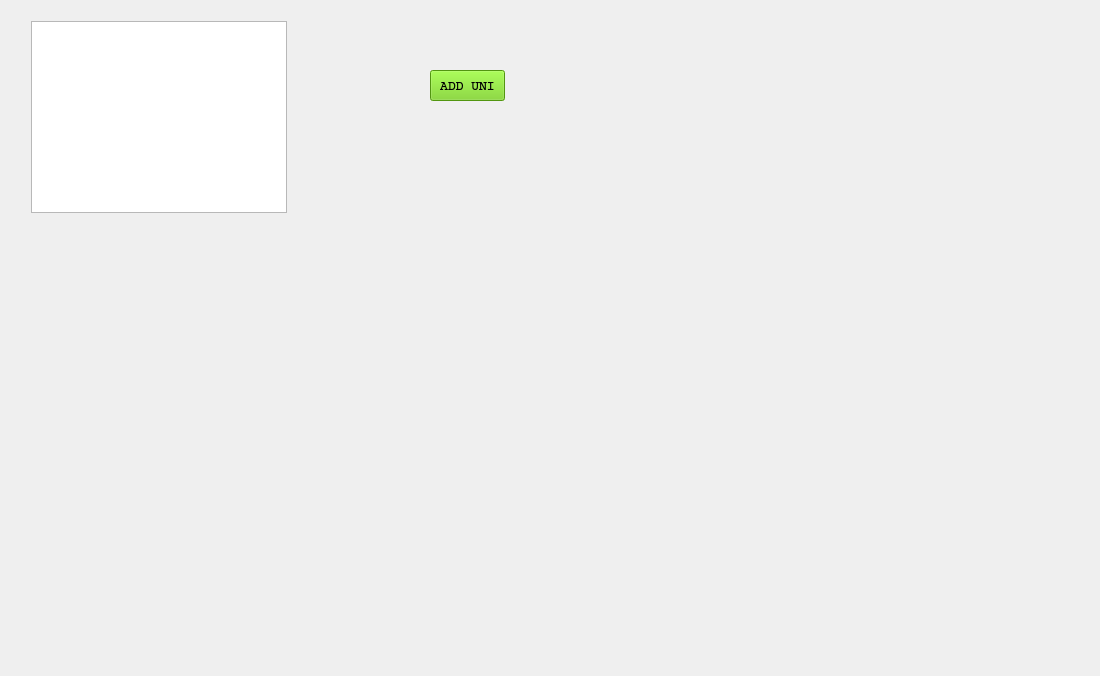
The window that universitywidget.ui (casalete/ErasmusIo) describes before a commit, drawn with Qt 5.
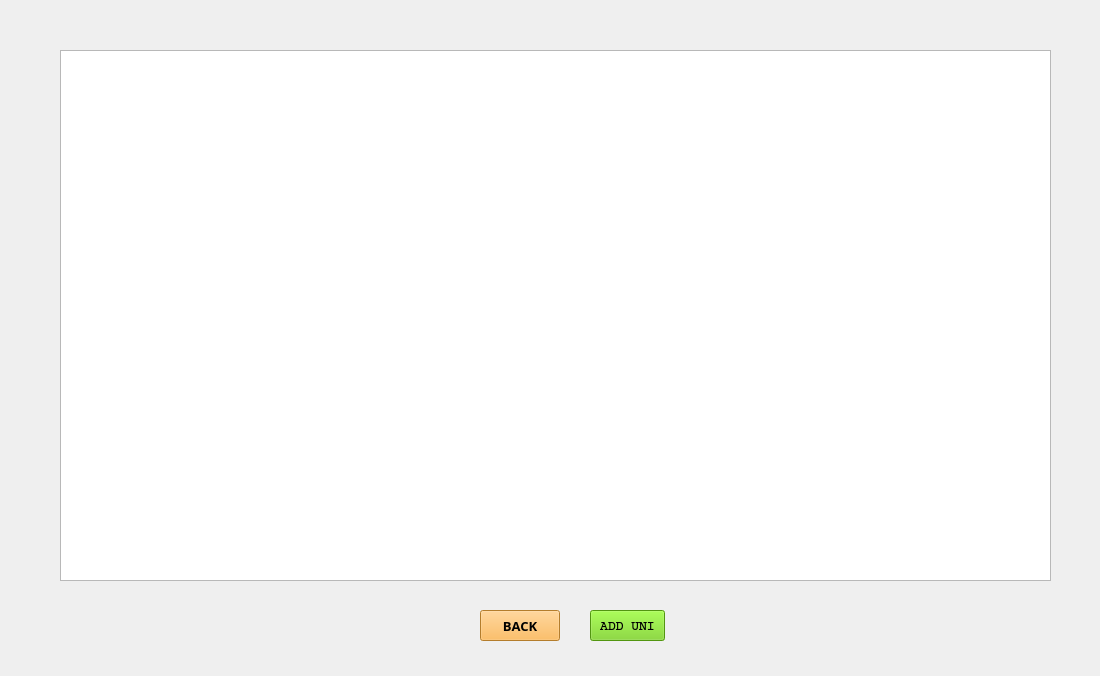
The same window after the commit. Icons and pictures are not drawn.

Patch:
```diff
--- a/universitywidget.ui
+++ b/universitywidget.ui
@@ -16,21 +16,11 @@
   <property name="styleSheet">
    <string notr="true">background-image: url(:/triupd.png);</string>
   </property>
-  <widget class="QTableWidget" name="tableWidget">
-   <property name="geometry">
-    <rect>
-     <x>31</x>
-     <y>21</y>
-     <width>256</width>
-     <height>192</height>
-    </rect>
-   </property>
-  </widget>
   <widget class="QPushButton" name="addUniversity">
    <property name="geometry">
     <rect>
-     <x>430</x>
-     <y>70</y>
+     <x>590</x>
+     <y>610</y>
      <width>75</width>
      <height>31</height>
     </rect>
@@ -50,6 +40,40 @@
     <string>ADD UNI</string>
    </property>
   </widget>
+  <widget class="QTableView" name="tableView">
+   <property name="geometry">
+    <rect>
+     <x>60</x>
+     <y>50</y>
+     <width>991</width>
+     <height>531</height>
+    </rect>
+   </property>
+  </widget>
+  <widget class="QPushButton" name="pushButton">
+   <property name="geometry">
+    <rect>
+     <x>480</x>
+     <y>610</y>
+     <width>80</width>
+     <height>31</height>
+    </rect>
+   </property>
+   <property name="font">
+    <font>
+     <family>Courier 10 Pitch</family>
+     <pointsize>10</pointsize>
+     <weight>75</weight>
+     <bold>true</bold>
+    </font>
+   </property>
+   <property name="styleSheet">
+    <string notr="true">background:  rgb(252, 175, 62);</string>
+   </property>
+   <property name="text">
+    <string>BACK</string>
+   </property>
+  </widget>
  </widget>
  <resources/>
  <connections/>
```
